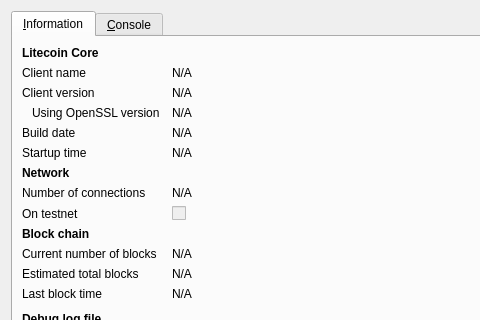
First picture: the form in src/qt/forms/rpcconsole.ui, repository Litecoindark/LTCD, before the edit; both pictures show x 0 to 480 and y 0 to 320 of the 740 by 450 pixel window.
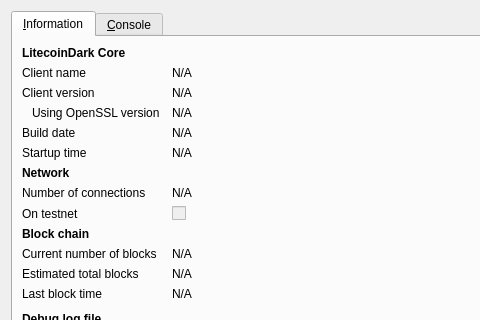
Second picture: the form after the edit. Icons and pictures are not drawn.

Commit message: Fresh rebuild from litecoin sources.  Modified code to match litecoindark 1.0.1 network

Diff of the .ui file:
```diff
--- a/src/qt/forms/rpcconsole.ui
+++ b/src/qt/forms/rpcconsole.ui
@@ -36,7 +36,7 @@
           </font>
          </property>
          <property name="text">
-          <string>Litecoin Core</string>
+          <string>LitecoinDark Core</string>
          </property>
         </widget>
        </item>
```
Left out of the diff: 6 changed lines with no effect on the pictures. The commit also changes 121 other files.
